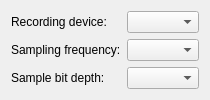
Old version of the form src/config/audiosettings.ui in the repository sfranzen/ktuner.
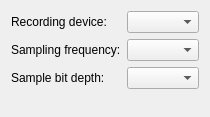
New version of the form.

Diff of the .ui file:
```diff
--- a/src/config/audiosettings.ui
+++ b/src/config/audiosettings.ui
@@ -2,6 +2,14 @@
 <ui version="4.0">
  <class>AudioSettings</class>
  <widget class="QWidget" name="AudioSettings">
+  <property name="geometry">
+   <rect>
+    <x>0</x>
+    <y>0</y>
+    <width>207</width>
+    <height>117</height>
+   </rect>
+  </property>
   <property name="windowTitle">
    <string>Form</string>
   </property>
```
Left out of the diff: 6 changed lines with no effect on the pictures.
